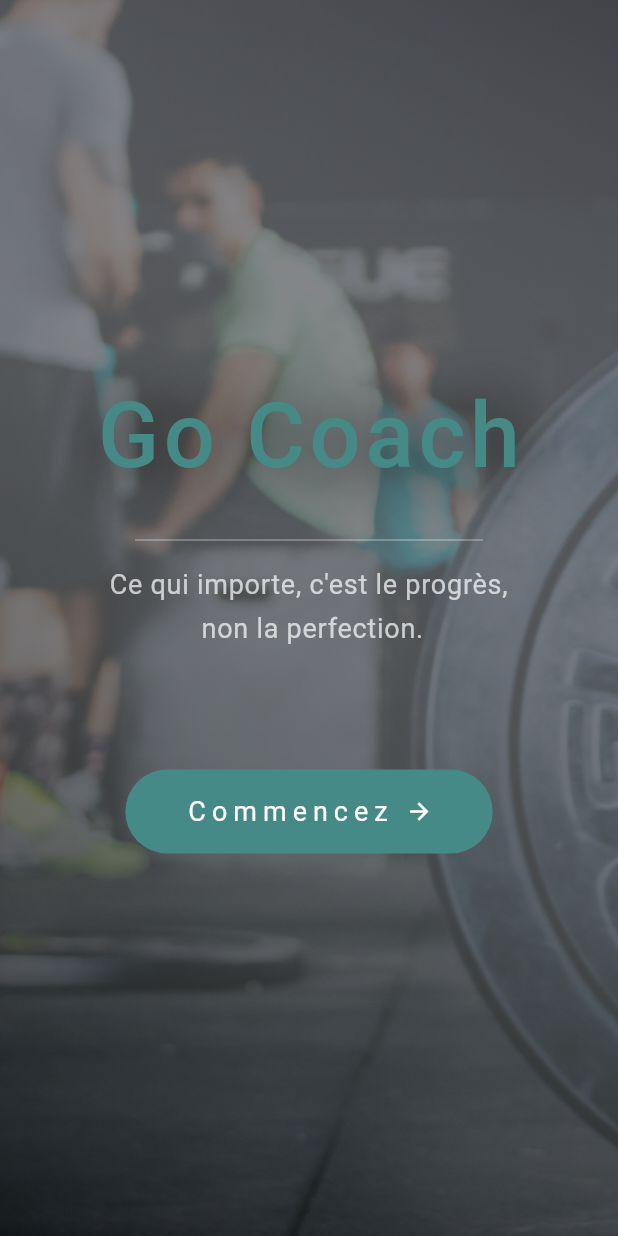
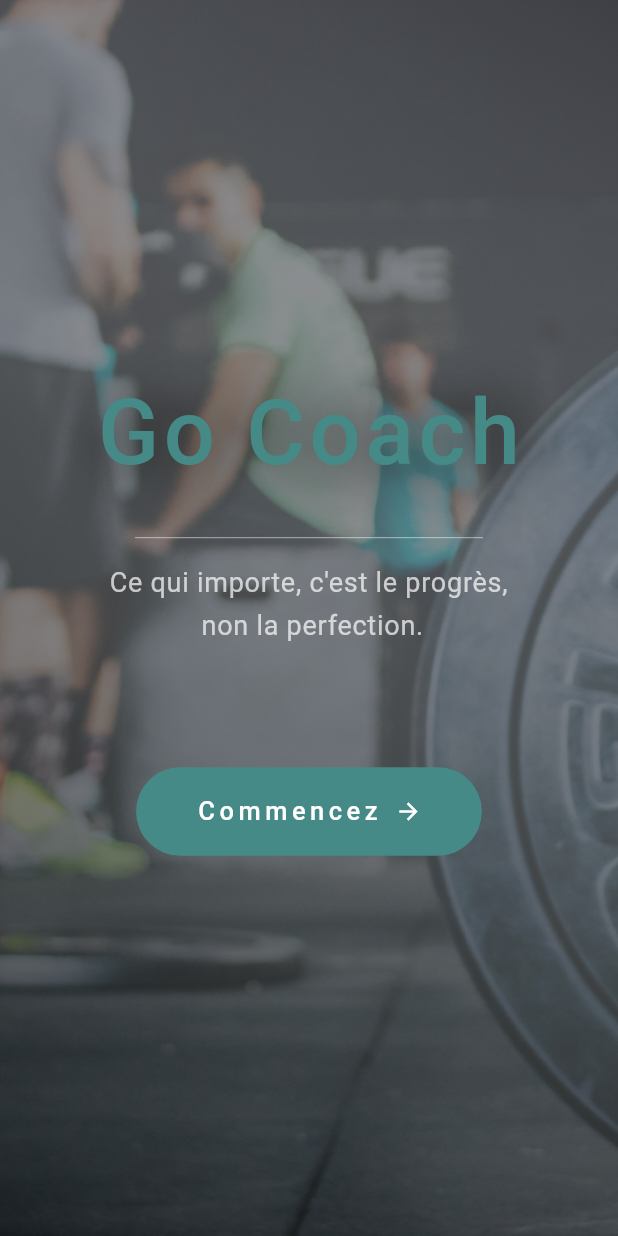
Before and after one commit to sassank/FlutterCoachApp, a Flutter app: the screen it shows after launch, on a phone screen of 412 x 824 dp. Run offline on Flutter 3.47's test engine with Material 3 defaults, Android fonts, the light colour scheme and no system bars.

Commit message:
change font settings

```diff
--- a/lib/screens/welcome_screen.dart
+++ b/lib/screens/welcome_screen.dart
@@ -1,6 +1,6 @@
 import 'package:flutter/material.dart';
 import 'package:go_coach/screens/login_screen.dart';
-import 'package:go_coach/screens/login_test.dart'; // Update this import if needed
+// import 'package:go_coach/screens/login_test.dart'; // Update this import if needed
 import '../constants.dart'; // Ensure this file contains necessary constants like kPrimaryColor
 
 class WelcomeScreen extends StatelessWidget {
@@ -26,7 +26,7 @@ class WelcomeScreen extends StatelessWidget {
                 image: DecorationImage(
                   image: AssetImage('assets/gym.jpg'),
                   fit: BoxFit.fitHeight,
-                  opacity: 0.2,
+                  opacity: 0.25,
                 ),
               ),
               child: Center(
@@ -91,10 +91,11 @@ class WelcomeScreen extends StatelessWidget {
                           Text(
                             'Commencez',
                             style: TextStyle(
-                              fontSize: 18,
+                              fontSize: 17,
                               color: Colors.white,
-                              fontWeight: FontWeight.normal,
-                              letterSpacing: 4.0,
+                              fontWeight: FontWeight.w500,
+                              height: 1.7,
+                              letterSpacing: 3.0,
                             ),
                           ),
                           SizedBox(width: 10),
```
